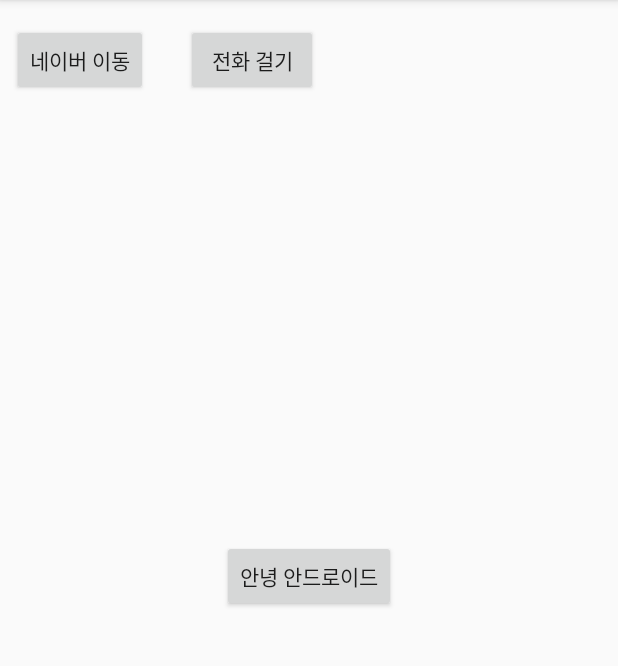
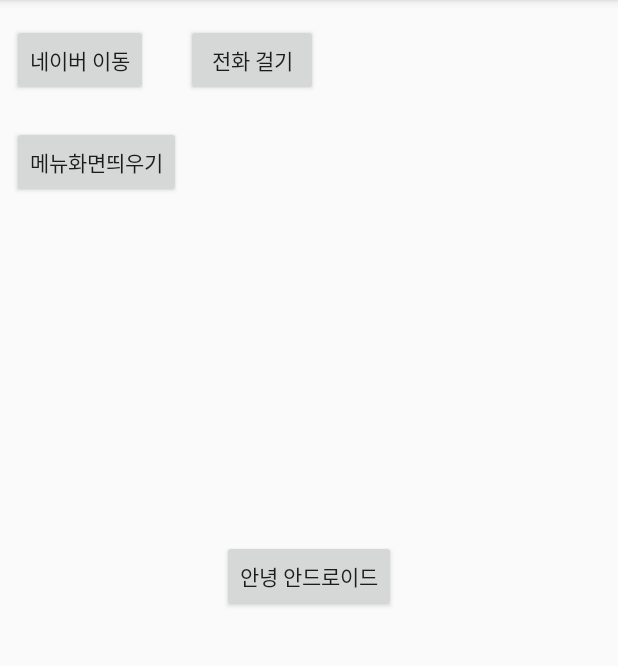
Before and after one commit to ryseok/Android, an Android app: the screen it shows after launch (MainActivity), on a phone screen of 412 x 824 dp, the part 84-750 px from its top. Run offline under Robolectric (Android 15) with nearby library versions, the phone set to English and light mode, and no system bars.

Commit message:
181015 : 안드로이드

```diff
--- a/Hello/app/src/main/AndroidManifest.xml
+++ b/Hello/app/src/main/AndroidManifest.xml
@@ -16,7 +16,8 @@
                 <category android:name="android.intent.category.LAUNCHER" />
             </intent-filter>
         </activity>
-        <activity android:name=".MenuActivity"></activity>
+        <activity android:name=".MenuActivity" />
+        <activity android:name=".LayoutActivity"></activity>
     </application>
 
 </manifest>
--- a/Hello/app/src/main/java/com/encore/hello/MainActivity.java
+++ b/Hello/app/src/main/java/com/encore/hello/MainActivity.java
@@ -30,4 +30,10 @@ public class MainActivity extends AppCompatActivity {
         Intent myIntent = new Intent(Intent.ACTION_VIEW, Uri.parse("tel:010-1234-5678"));
         startActivity(myIntent);
     }
+
+    //버튼 클릭시 새로운 액티비티 이동
+    public void moveOtherActivity(View v){
+        Intent intent = new Intent(getApplicationContext(), MenuActivity.class);
+        startActivity(intent);
+    }
 }
--- a/Hello/app/src/main/java/com/encore/hello/MenuActivity.java
+++ b/Hello/app/src/main/java/com/encore/hello/MenuActivity.java
@@ -14,8 +14,8 @@ public class MenuActivity extends AppCompatActivity {
     }
 
     //이벤트 핸들러 추가
-    public void onBackButtonClicked(View v){
-        Toast.makeText(getApplicationContext(),"되돌아가기", Toast.LENGTH_SHORT).show();
-        finish(); //현재 화면 종료
+    public  void onBackButtonClicked(View v){
+        Toast.makeText(getApplicationContext(),"되돌아가기!!", Toast.LENGTH_SHORT).show();
+        finish();
     }
 }
--- a/Hello/app/src/main/res/layout/activity_main.xml
+++ b/Hello/app/src/main/res/layout/activity_main.xml
@@ -46,4 +46,18 @@
         android:text="전화 걸기"
         app:layout_constraintStart_toEndOf="@+id/button3"
         app:layout_constraintTop_toTopOf="parent" />
+
+    <Button
+        android:id="@+id/button5"
+        android:layout_width="wrap_content"
+        android:layout_height="wrap_content"
+        android:layout_marginStart="8dp"
+        android:layout_marginLeft="8dp"
+        android:layout_marginTop="20dp"
+        android:onClick="moveOtherActivity"
+        android:text="메뉴화면띄우기"
+        app:layout_constraintStart_toStartOf="parent"
+        app:layout_constraintTop_toBottomOf="@+id/button3" />
+
+
 </android.support.constraint.ConstraintLayout>
```
Also changed, not shown: Hello/app/src/main/java/com/encore/hello/LayoutActivity.java (added, +13 -0 lines), Hello/app/src/main/res/layout/activity_layout.xml (added, +35 -0 lines), Hello/app/src/main/res/layout/activity_menu.xml (+8 -5 lines).
